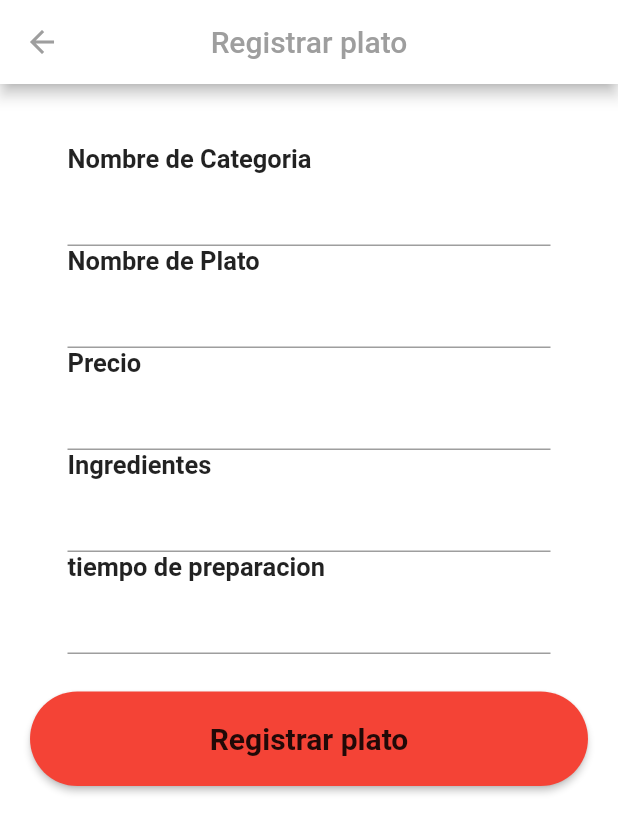
After one commit to hdes26/Admin_DeliveryApp, a Flutter app: the Platos screen opened by its route, after a tap on "REGISTRAR NUEVO PLATO", on a phone screen of 412 x 824 dp. The commit adds this screen. Shown: the top 833 px of the screen. Run offline on Flutter 3.47's test engine with Material 2 defaults, Android fonts, the phone set to English and light mode, and no system bars.

Commit message:
Pestañas de registro categoria y registro plato terminadas

```diff
--- a/lib/app.dart
+++ b/lib/app.dart
@@ -7,6 +7,8 @@ import 'package:flutter_application_1/pages/login.dart';
 import 'package:flutter_application_1/pages/loginVerificacion.dart';
 import 'package:flutter_application_1/pages/pedidosPendientes_page.dart';
 import 'package:flutter_application_1/pages/platos_page.dart';
+import 'package:flutter_application_1/registroCategorias_page.dart';
+import 'package:flutter_application_1/registroPlato_page.dart';
 import 'pages/Pedidoscronologicos_page.dart';
 import 'pages/historialpedidos_page.dart';
 
@@ -15,7 +17,7 @@ class MyApp extends StatelessWidget {
   Widget build(BuildContext context) {
     return MaterialApp(
       debugShowCheckedModeBanner: false,
-      initialRoute: 'login',
+      initialRoute: 'home',
       routes: {
         'home': (BuildContext context) => AdminPage(),
         'pedidosPendientes': (BuildContext context) => PedidosPendientes(),
@@ -27,6 +29,8 @@ class MyApp extends StatelessWidget {
         'editPlato': (BuildContext context) => EditPlato(),
         'login': (BuildContext context) => Login(),
         'loginVerificacion': (BuildContext context) => LoginVerificacion(),
+       'registroPlato': (BuildContext context) => RegistroPlato(),
+        'registroCategoria': (BuildContext context) => RegistroCategorias(),
       },
     );
   }
--- a/lib/pages/admin_page.dart
+++ b/lib/pages/admin_page.dart
@@ -169,8 +169,11 @@ class _AdminPageState extends State<AdminPage> {
                     onTap: () =>
                         {Navigator.pushNamed(context, 'historialPedidos')},
                   ),
+
                 ],
+
               ),
+
             ],
           ),
         ],
--- a/lib/pages/platos_page.dart
+++ b/lib/pages/platos_page.dart
@@ -53,11 +53,23 @@ class _PlatosState extends State<Platos> {
                 height: 27,
                 thickness: 1.1,
               ),
+                      InkWell(
+            child: Container(
+              width: 50,
+              height: 50,
+              color: Colors.grey,
+              child: Center(child: Text('REGISTRAR NUEVO PLATO'),),
+            ),
+            onTap: () => {Navigator.pushNamed(context, 'registroPlato')},
+          )
             ],
+
           ),
+
         ));
   }
 }
+
 
 Widget _platos(String text, BuildContext context) {
   return Row(
@@ -89,6 +101,10 @@ Widget _platos(String text, BuildContext context) {
           )
         ],
       ),
+
     ],
+
   );
+
+
 }
--- /dev/null
+++ b/lib/registroPlato_page.dart
@@ -0,0 +1,92 @@
+import 'package:flutter/material.dart';
+
+class RegistroPlato extends StatefulWidget {
+  RegistroPlato({Key key}) : super(key: key);
+
+  @override
+  _RegistroPlatoState createState() => _RegistroPlatoState();
+}
+
+class _RegistroPlatoState extends State<RegistroPlato> {
+  @override
+  Widget build(BuildContext context) {
+  return Scaffold(
+      appBar: AppBar(
+        iconTheme: IconThemeData(color: Colors.grey),
+        shadowColor: Colors.black,
+        backgroundColor: Colors.white,
+        centerTitle: true,
+        title: Text("Registrar plato", style: TextStyle(color: Colors.grey)),
+      ),
+      body: Container(
+        color: Colors.white,
+        padding: EdgeInsets.fromLTRB(20, 15, 20, 0),
+        child: ListView(
+          children: [
+            _formEditPlato(),
+            _buttonSend(),
+          ],
+        ),
+      ),
+    );
+  }
+
+  Widget _formEditPlato() {
+    return Container(
+      child: Padding(
+          padding: EdgeInsets.all(25),
+          child: Column(
+            crossAxisAlignment: CrossAxisAlignment.start,
+            children: [
+              Text(
+                'Nombre de Categoria',
+                style: TextStyle(fontSize: 17, fontWeight: FontWeight.bold),
+              ),
+              _inputText(TextInputType.name),
+              Text(
+                'Nombre de Plato',
+                style: TextStyle(fontSize: 17, fontWeight: FontWeight.bold),
+              ),
+              _inputText(TextInputType.name),
+              Text(
+                'Precio',
+                style: TextStyle(fontSize: 17, fontWeight: FontWeight.bold),
+              ),
+              _inputText(TextInputType.number),
+              Text(
+                'Ingredientes',
+                style: TextStyle(fontSize: 17, fontWeight: FontWeight.bold),
+              ),
+              _inputText(TextInputType.name),
+              Text(
+                'tiempo de preparacion',
+                style: TextStyle(fontSize: 17, fontWeight: FontWeight.bold),
+              ),
+              _inputText(TextInputType.name),
+            ],
+          )),
+    );
+  }
+
+  Widget _buttonSend() {
+    // ignore: deprecated_member_use
+    return RaisedButton(
+        padding: EdgeInsets.symmetric(vertical: 20, horizontal: 60),
+        color: Colors.red,
+        shape: RoundedRectangleBorder(
+          borderRadius: BorderRadius.circular(60),
+        ),
+        child: Text(
+          'Registrar plato',
+          style: TextStyle(fontSize: 20, fontWeight: FontWeight.bold),
+        ),
+        onPressed: () => {Navigator.pushNamed(context, 'loginVerificacion')});
+  }
+
+  Widget _inputText(TextInputType type) {
+    return TextField(
+      keyboardType: type,
+      decoration: InputDecoration(),
+    );
+  }
+}
```
Also changed, not shown: lib/pages/categorias_page.dart (+9 -1 lines), lib/registroCategorias_page.dart (added, +72 -0 lines).
